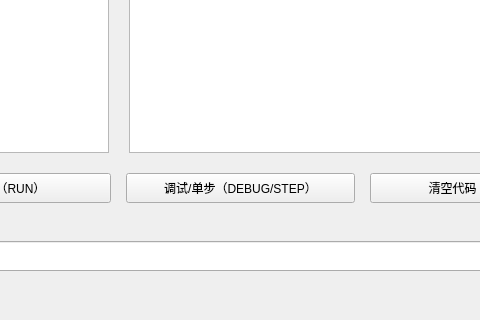
Old version of the form mainwindow.ui in the repository y-young/MinimalBasicInterpreter; both pictures show x 382 to 862 and y 650 to 970 of the 1000 by 970 pixel window.
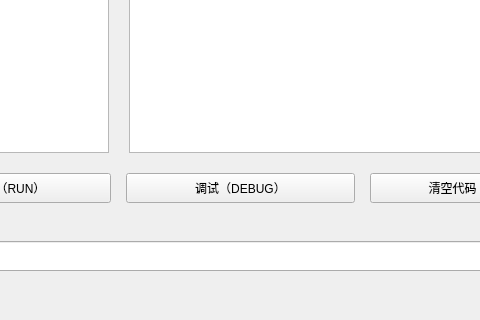
New version of the form.

Commit message: feat: debug & step execute

```diff
--- a/mainwindow.ui
+++ b/mainwindow.ui
@@ -215,7 +215,7 @@
           </size>
          </property>
          <property name="text">
-          <string>调试/单步（DEBUG/STEP）</string>
+          <string>调试（DEBUG）</string>
          </property>
         </widget>
        </item>
```
The commit also changes 6 other files.
